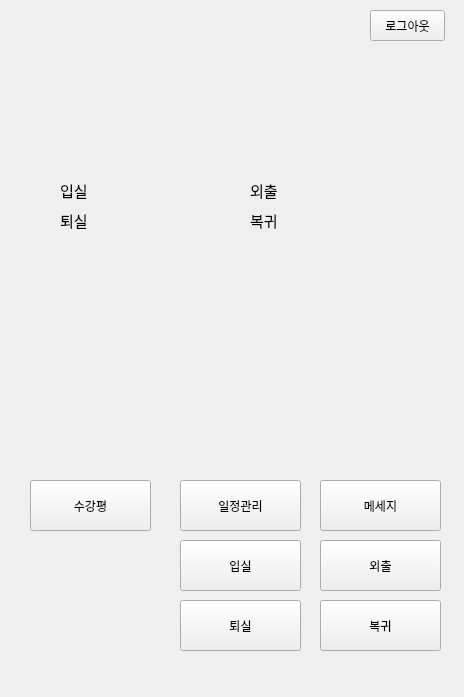
Qt form check.ui (rabolee/check) before a commit.
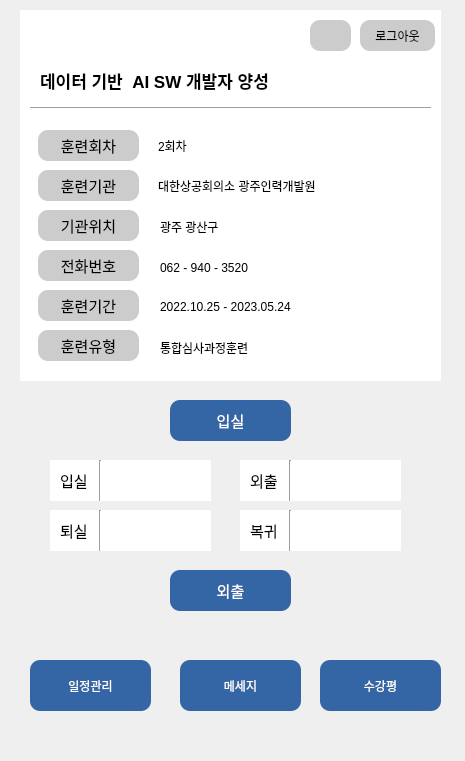
The same form after that commit. The open tabs and pages were chosen to show the change. Icons and pictures are not drawn.

Commit message: 메세지 완료

```diff
--- a/check.ui
+++ b/check.ui
@@ -6,8 +6,8 @@
    <rect>
     <x>0</x>
     <y>0</y>
-    <width>464</width>
-    <height>697</height>
+    <width>465</width>
+    <height>761</height>
    </rect>
   </property>
   <property name="windowTitle">
@@ -19,9 +19,14 @@
      <x>10</x>
      <y>10</y>
      <width>441</width>
-     <height>681</height>
+     <height>741</height>
     </rect>
    </property>
+   <property name="font">
+    <font>
+     <pointsize>9</pointsize>
+    </font>
+   </property>
    <property name="currentIndex">
     <number>5</number>
    </property>
@@ -29,65 +34,46 @@
     <widget class="QPushButton" name="logout_button">
      <property name="geometry">
       <rect>
-       <x>360</x>
-       <y>0</y>
+       <x>350</x>
+       <y>10</y>
        <width>75</width>
        <height>31</height>
       </rect>
      </property>
+     <property name="styleSheet">
+      <string notr="true">background-color:rgb(204,204,204);
+border-style: solid;
+border-radius: 10px;
+</string>
+     </property>
      <property name="text">
       <string>로그아웃</string>
      </property>
     </widget>
-    <widget class="QPushButton" name="bcon_button">
-     <property name="geometry">
-      <rect>
-       <x>170</x>
-       <y>530</y>
-       <width>121</width>
-       <height>51</height>
-      </rect>
-     </property>
-     <property name="text">
-      <string>입실</string>
-     </property>
-    </widget>
     <widget class="QPushButton" name="review_button">
      <property name="geometry">
       <rect>
-       <x>20</x>
-       <y>470</y>
+       <x>310</x>
+       <y>650</y>
        <width>121</width>
        <height>51</height>
       </rect>
      </property>
+     <property name="styleSheet">
+      <string notr="true">background-color:rgb(52,101,164);
+border-style: solid;
+border-radius: 10px;
+color:white;</string>
+     </property>
      <property name="text">
       <string>수강평</string>
      </property>
     </widget>
-    <widget class="QLabel" name="label_4">
-     <property name="geometry">
-      <rect>
-       <x>50</x>
-       <y>170</y>
-       <width>31</width>
-       <height>21</height>
-      </rect>
-     </property>
-     <property name="font">
-      <font>
-       <pointsize>11</pointsize>
-      </font>
-     </property>
-     <property name="text">
-      <string>입실</string>
-     </property>
-    </widget>
     <widget class="QLabel" name="label_8">
      <property name="geometry">
       <rect>
        <x>50</x>
-       <y>200</y>
+       <y>510</y>
        <width>31</width>
        <height>21</height>
       </rect>
@@ -101,48 +87,12 @@
       <string>퇴실</string>
      </property>
     </widget>
-    <widget class="QLabel" name="label_9">
-     <property name="geometry">
-      <rect>
-       <x>240</x>
-       <y>200</y>
-       <width>31</width>
-       <height>21</height>
-      </rect>
-     </property>
-     <property name="font">
-      <font>
-       <pointsize>11</pointsize>
-      </font>
-     </property>
-     <property name="text">
-      <string>복귀</string>
-     </property>
-    </widget>
-    <widget class="QLabel" name="label_10">
-     <property name="geometry">
-      <rect>
-       <x>240</x>
-       <y>170</y>
-       <width>31</width>
-       <height>21</height>
-      </rect>
-     </property>
-     <property name="font">
-      <font>
-       <pointsize>11</pointsize>
-      </font>
-     </property>
-     <property name="text">
-      <string>외출</string>
-     </property>
-    </widget>
     <widget class="QLabel" name="entrance_line">
      <property name="geometry">
       <rect>
-       <x>100</x>
-       <y>171</y>
-       <width>121</width>
+       <x>110</x>
+       <y>460</y>
+       <width>81</width>
        <height>21</height>
       </rect>
      </property>
@@ -150,25 +100,12 @@
       <string/>
      </property>
     </widget>
-    <widget class="QPushButton" name="bcon_button_2">
-     <property name="geometry">
-      <rect>
-       <x>170</x>
-       <y>590</y>
-       <width>121</width>
-       <height>51</height>
-      </rect>
-     </property>
-     <property name="text">
-      <string>퇴실</string>
-     </property>
-    </widget>
     <widget class="QLabel" name="leave_line">
      <property name="geometry">
       <rect>
-       <x>100</x>
-       <y>200</y>
-       <width>121</width>
+       <x>110</x>
+       <y>510</y>
+       <width>81</width>
        <height>21</height>
       </rect>
      </property>
@@ -179,25 +116,37 @@
     <widget class="QPushButton" name="schedule_check_button">
      <property name="geometry">
       <rect>
-       <x>170</x>
-       <y>470</y>
+       <x>20</x>
+       <y>650</y>
        <width>121</width>
        <height>51</height>
       </rect>
      </property>
+     <property name="styleSheet">
+      <string notr="true">background-color:rgb(52,101,164);
+border-style: solid;
+border-radius: 10px;
+color:white;</string>
+     </property>
      <property name="text">
       <string>일정관리</string>
      </property>
     </widget>
-    <widget class="QPushButton" name="message_send_button">
+    <widget class="QPushButton" name="message_st_button">
      <property name="geometry">
       <rect>
-       <x>310</x>
-       <y>470</y>
+       <x>170</x>
+       <y>650</y>
        <width>121</width>
        <height>51</height>
       </rect>
      </property>
+     <property name="styleSheet">
+      <string notr="true">background-color:rgb(52,101,164);
+border-style: solid;
+border-radius: 10px;
+color:white;</string>
+     </property>
      <property name="text">
       <string>메세지</string>
      </property>
@@ -205,48 +154,28 @@
     <widget class="QLabel" name="name_line">
      <property name="geometry">
       <rect>
-       <x>310</x>
+       <x>300</x>
        <y>10</y>
-       <width>51</width>
-       <height>16</height>
+       <width>41</width>
+       <height>31</height>
       </rect>
      </property>
-     <property name="text">
-      <string/>
+     <property name="styleSheet">
+      <string notr="true">background-color:rgb(204,204,204);
+border-style: solid;
+border-radius: 10px;
+</string>
      </property>
-    </widget>
-    <widget class="QPushButton" name="outing_button">
-     <property name="geometry">
-      <rect>
-       <x>310</x>
-       <y>530</y>
-       <width>121</width>
-       <height>51</height>
-      </rect>
-     </property>
      <property name="text">
-      <string>외출</string>
-     </property>
-    </widget>
-    <widget class="QPushButton" name="comeback_button">
-     <property name="geometry">
-      <rect>
-       <x>310</x>
-       <y>590</y>
-       <width>121</width>
-       <height>51</height>
-      </rect>
-     </property>
-     <property name="text">
-      <string>복귀</string>
+      <string> </string>
      </property>
     </widget>
     <widget class="QLabel" name="outing_line">
      <property name="geometry">
       <rect>
-       <x>290</x>
-       <y>170</y>
-       <width>121</width>
+       <x>300</x>
+       <y>460</y>
+       <width>81</width>
        <height>21</height>
       </rect>
      </property>
@@ -257,9 +186,9 @@
     <widget class="QLabel" name="comeback_line">
      <property name="geometry">
       <rect>
-       <x>290</x>
-       <y>200</y>
-       <width>121</width>
+       <x>300</x>
+       <y>510</y>
+       <width>81</width>
        <height>21</height>
       </rect>
      </property>
@@ -267,6 +196,622 @@
       <string/>
      </property>
     </widget>
+    <widget class="QTextBrowser" name="textBrowser_3">
+     <property name="geometry">
+      <rect>
+       <x>40</x>
+       <y>500</y>
+       <width>161</width>
+       <height>41</height>
+      </rect>
+     </property>
+     <property name="styleSheet">
+      <string notr="true">border-radius: 10px</string>
+     </property>
+    </widget>
+    <widget class="Line" name="line">
+     <property name="geometry">
+      <rect>
+       <x>80</x>
+       <y>500</y>
+       <width>20</width>
+       <height>41</height>
+      </rect>
+     </property>
+     <property name="orientation">
+      <enum>Qt::Vertical</enum>
+     </property>
+    </widget>
+    <widget class="QLabel" name="label_14">
+     <property name="geometry">
+      <rect>
+       <x>50</x>
+       <y>460</y>
+       <width>31</width>
+       <height>21</height>
+      </rect>
+     </property>
+     <property name="font">
+      <font>
+       <pointsize>11</pointsize>
+      </font>
+     </property>
+     <property name="text">
+      <string>입실</string>
+     </property>
+    </widget>
+    <widget class="Line" name="line_2">
+     <property name="geometry">
+      <rect>
+       <x>80</x>
+       <y>450</y>
+       <width>20</width>
+       <height>41</height>
+      </rect>
+     </property>
+     <property name="orientation">
+      <enum>Qt::Vertical</enum>
+     </property>
+    </widget>
+    <widget class="QTextBrowser" name="textBrowser_4">
+     <property name="geometry">
+      <rect>
+       <x>40</x>
+       <y>450</y>
+       <width>161</width>
+       <height>41</height>
+      </rect>
+     </property>
+     <property name="styleSheet">
+      <string notr="true">border-radius: 10px</string>
+     </property>
+    </widget>
+    <widget class="QTextBrowser" name="textBrowser_5">
+     <property name="geometry">
+      <rect>
+       <x>230</x>
+       <y>450</y>
+       <width>161</width>
+       <height>41</height>
+      </rect>
+     </property>
+     <property name="styleSheet">
+      <string notr="true">border-radius: 10px</string>
+     </property>
+    </widget>
+    <widget class="QLabel" name="label_15">
+     <property name="geometry">
+      <rect>
+       <x>240</x>
+       <y>460</y>
+       <width>31</width>
+       <height>21</height>
+      </rect>
+     </property>
+     <property name="font">
+      <font>
+       <pointsize>11</pointsize>
+      </font>
+     </property>
+     <property name="text">
+      <string>외출</string>
+     </property>
+    </widget>
+    <widget class="Line" name="line_3">
+     <property name="geometry">
+      <rect>
+       <x>270</x>
+       <y>450</y>
+       <width>20</width>
+       <height>41</height>
+      </rect>
+     </property>
+     <property name="orientation">
+      <enum>Qt::Vertical</enum>
+     </property>
+    </widget>
+    <widget class="QTextBrowser" name="textBrowser_6">
+     <property name="geometry">
+      <rect>
+       <x>230</x>
+       <y>500</y>
+       <width>161</width>
+       <height>41</height>
+      </rect>
+     </property>
+     <property name="styleSheet">
+      <string notr="true">border-radius: 10px</string>
+     </property>
+    </widget>
+    <widget class="Line" name="line_4">
+     <property name="geometry">
+      <rect>
+       <x>270</x>
+       <y>500</y>
+       <width>20</width>
+       <height>41</height>
+      </rect>
+     </property>
+     <property name="orientation">
+      <enum>Qt::Vertical</enum>
+     </property>
+    </widget>
+    <widget class="QLabel" name="label_16">
+     <property name="geometry">
+      <rect>
+       <x>240</x>
+       <y>510</y>
+       <width>31</width>
+       <height>21</height>
+      </rect>
+     </property>
+     <property name="font">
+      <font>
+       <pointsize>11</pointsize>
+      </font>
+     </property>
+     <property name="text">
+      <string>복귀</string>
+     </property>
+    </widget>
+    <widget class="QTextBrowser" name="textBrowser">
+     <property name="geometry">
+      <rect>
+       <x>10</x>
+       <y>0</y>
+       <width>421</width>
+       <height>371</height>
+      </rect>
+     </property>
+     <property name="styleSheet">
+      <string notr="true">border-radius: 10px</string>
+     </property>
+    </widget>
+    <widget class="QPushButton" name="bcon_button_3">
+     <property name="geometry">
+      <rect>
+       <x>28</x>
+       <y>120</y>
+       <width>101</width>
+       <height>31</height>
+      </rect>
+     </property>
+     <property name="font">
+      <font>
+       <pointsize>11</pointsize>
+      </font>
+     </property>
+     <property name="styleSheet">
+      <string notr="true">background-color:rgb(204,204,204);
+border-style: solid;
+border-radius: 10px;
+</string>
+     </property>
+     <property name="text">
+      <string>훈련회차</string>
+     </property>
+    </widget>
+    <widget class="QPushButton" name="bcon_button_4">
+     <property name="geometry">
+      <rect>
+       <x>28</x>
+       <y>160</y>
+       <width>101</width>
+       <height>31</height>
+      </rect>
+     </property>
+     <property name="font">
+      <font>
+       <pointsize>11</pointsize>
+      </font>
+     </property>
+     <property name="styleSheet">
+      <string notr="true">background-color:rgb(204,204,204);
+border-style: solid;
+border-radius: 10px;
+</string>
+     </property>
+     <property name="text">
+      <string>훈련기관</string>
+     </property>
+    </widget>
+    <widget class="QPushButton" name="bcon_button_5">
+     <property name="geometry">
+      <rect>
+       <x>28</x>
+       <y>200</y>
+       <width>101</width>
+       <height>31</height>
+      </rect>
+     </property>
+     <property name="font">
+      <font>
+       <pointsize>11</pointsize>
+      </font>
+     </property>
+     <property name="styleSheet">
+      <string notr="true">background-color:rgb(204,204,204);
+border-style: solid;
+border-radius: 10px;
+</string>
+     </property>
+     <property name="text">
+      <string>기관위치</string>
+     </property>
+    </widget>
+    <widget class="QPushButton" name="bcon_button_6">
+     <property name="geometry">
+      <rect>
+       <x>28</x>
+       <y>240</y>
+       <width>101</width>
+       <height>31</height>
+      </rect>
+     </property>
+     <property name="font">
+      <font>
+       <pointsize>11</pointsize>
+      </font>
+     </property>
+     <property name="styleSheet">
+      <string notr="true">background-color:rgb(204,204,204);
+border-style: solid;
+border-radius: 10px;
+</string>
+     </property>
+     <property name="text">
+      <string>전화번호</string>
+     </property>
+    </widget>
+    <widget class="QPushButton" name="bcon_button_7">
+     <property name="geometry">
+      <rect>
+       <x>28</x>
+       <y>280</y>
+       <width>101</width>
+       <height>31</height>
+      </rect>
+     </property>
+     <property name="font">
+      <font>
+       <pointsize>11</pointsize>
+      </font>
+     </property>
+     <property name="styleSheet">
+      <string notr="true">background-color:rgb(204,204,204);
+border-style: solid;
+border-radius: 10px;
+</string>
+     </property>
+     <property name="text">
+      <string>훈련기간</string>
+     </property>
+    </widget>
+    <widget class="QPushButton" name="bcon_button_8">
+     <property name="geometry">
+      <rect>
+       <x>28</x>
+       <y>320</y>
+       <width>101</width>
+       <height>31</height>
+      </rect>
+     </property>
+     <property name="font">
+      <font>
+       <pointsize>11</pointsize>
+      </font>
+     </property>
+     <property name="styleSheet">
+      <string notr="true">background-color:rgb(204,204,204);
+border-style: solid;
+border-radius: 10px;
+</string>
+     </property>
+     <property name="text">
+      <string>훈련유형</string>
+     </property>
+    </widget>
+    <widget class="QLabel" name="label_4">
+     <property name="geometry">
+      <rect>
+       <x>148</x>
+       <y>130</y>
+       <width>56</width>
+       <height>12</height>
+      </rect>
+     </property>
+     <property name="text">
+      <string>2회차</string>
+     </property>
+    </widget>
+    <widget class="QLabel" name="label_9">
+     <property name="geometry">
+      <rect>
+       <x>148</x>
+       <y>168</y>
+       <width>181</width>
+       <height>16</height>
+      </rect>
+     </property>
+     <property name="text">
+      <string>대한상공회의소 광주인력개발원</string>
+     </property>
+    </widget>
+    <widget class="QLabel" name="label_10">
+     <property name="geometry">
+      <rect>
+       <x>150</x>
+       <y>209</y>
+       <width>181</width>
+       <height>16</height>
+      </rect>
+     </property>
+     <property name="text">
+      <string>광주 광산구</string>
+     </property>
+    </widget>
+    <widget class="QLabel" name="label_17">
+     <property name="geometry">
+      <rect>
+       <x>150</x>
+       <y>250</y>
+       <width>181</width>
+       <height>16</height>
+      </rect>
+     </property>
+     <property name="text">
+      <string>062 - 940 - 3520</string>
+     </property>
+    </widget>
+    <widget class="QLabel" name="label_18">
+     <property name="geometry">
+      <rect>
+       <x>150</x>
+       <y>289</y>
+       <width>181</width>
+       <height>16</height>
+      </rect>
+     </property>
+     <property name="text">
+      <string>2022.10.25 - 2023.05.24</string>
+     </property>
+    </widget>
+    <widget class="QLabel" name="label_19">
+     <property name="geometry">
+      <rect>
+       <x>150</x>
+       <y>330</y>
+       <width>181</width>
+       <height>16</height>
+      </rect>
+     </property>
+     <property name="text">
+      <string>통합심사과정훈련</string>
+     </property>
+    </widget>
+    <widget class="QTextBrowser" name="textBrowser_7">
+     <property name="geometry">
+      <rect>
+       <x>30</x>
+       <y>20</y>
+       <width>91</width>
+       <height>71</height>
+      </rect>
+     </property>
+     <property name="styleSheet">
+      <string notr="true">background-color:rgb(204,204,204);
+border-style: solid;
+border-radius: 10px;
+color:white;</string>
+     </property>
+    </widget>
+    <widget class="Line" name="line_5">
+     <property name="geometry">
+      <rect>
+       <x>20</x>
+       <y>90</y>
+       <width>401</width>
+       <height>16</height>
+      </rect>
+     </property>
+     <property name="orientation">
+      <enum>Qt::Horizontal</enum>
+     </property>
+    </widget>
+    <widget class="QLabel" name="label_20">
+     <property name="geometry">
+      <rect>
+       <x>30</x>
+       <y>50</y>
+       <width>261</width>
+       <height>41</height>
+      </rect>
+     </property>
+     <property name="font">
+      <font>
+       <pointsize>13</pointsize>
+       <weight>75</weight>
+       <bold>true</bold>
+      </font>
+     </property>
+     <property name="text">
+      <string>데이터 기반  AI SW 개발자 양성</string>
+     </property>
+    </widget>
+    <widget class="QStackedWidget" name="stackedWidget_3">
+     <property name="geometry">
+      <rect>
+       <x>140</x>
+       <y>380</y>
+       <width>161</width>
+       <height>61</height>
+      </rect>
+     </property>
+     <property name="font">
+      <font>
+       <pointsize>12</pointsize>
+      </font>
+     </property>
+     <property name="currentIndex">
+      <number>0</number>
+     </property>
+     <widget class="QWidget" name="page_11">
+      <widget class="QPushButton" name="bcon_button">
+       <property name="geometry">
+        <rect>
+         <x>20</x>
+         <y>10</y>
+         <width>121</width>
+         <height>41</height>
+        </rect>
+       </property>
+       <property name="font">
+        <font>
+         <pointsize>11</pointsize>
+        </font>
+       </property>
+       <property name="styleSheet">
+        <string notr="true">background-color:rgb(52,101,164);
+border-style: solid;
+border-radius: 10px;
+color:white;</string>
+       </property>
+       <property name="text">
+        <string>입실</string>
+       </property>
+      </widget>
+     </widget>
+     <widget class="QWidget" name="page_12">
+      <widget class="QPushButton" name="bcon_button_2">
+       <property name="geometry">
+        <rect>
+         <x>20</x>
+         <y>10</y>
+         <width>121</width>
+         <height>41</height>
+        </rect>
+       </property>
+       <property name="font">
+        <font>
+         <pointsize>11</pointsize>
+        </font>
+       </property>
+       <property name="styleSheet">
+        <string notr="true">background-color:rgb(52,101,164);
+border-style: solid;
+border-radius: 10px;
+color:white;</string>
+       </property>
+       <property name="text">
+        <string>퇴실</string>
+       </property>
+      </widget>
+     </widget>
+    </widget>
+    <widget class="QStackedWidget" name="stackedWidget_4">
+     <property name="geometry">
+      <rect>
+       <x>140</x>
+       <y>550</y>
+       <width>151</width>
+       <height>51</height>
+      </rect>
+     </property>
+     <property name="currentIndex">
+      <number>0</number>
+     </property>
+     <widget class="QWidget" name="page_13">
+      <widget class="QPushButton" name="outing_button">
+       <property name="geometry">
+        <rect>
+         <x>20</x>
+         <y>10</y>
+         <width>121</width>
+         <height>41</height>
+        </rect>
+       </property>
+       <property name="font">
+        <font>
+         <pointsize>11</pointsize>
+        </font>
+       </property>
+       <property name="styleSheet">
+        <string notr="true">background-color:rgb(52,101,164);
+border-style: solid;
+border-radius: 10px;
+color:white;</string>
+       </property>
+       <property name="text">
+        <string>외출</string>
+       </property>
+      </widget>
+     </widget>
+     <widget class="QWidget" name="page_14">
+      <widget class="QPushButton" name="comeback_button">
+       <property name="geometry">
+        <rect>
+         <x>20</x>
+         <y>10</y>
+         <width>121</width>
+         <height>41</height>
+        </rect>
+       </property>
+       <property name="font">
+        <font>
+         <pointsize>11</pointsize>
+        </font>
+       </property>
+       <property name="styleSheet">
+        <string notr="true">background-color:rgb(52,101,164);
+border-style: solid;
+border-radius: 10px;
+color:white;</string>
+       </property>
+       <property name="text">
+        <string>복귀</string>
+       </property>
+      </widget>
+     </widget>
+    </widget>
+    <zorder>textBrowser_7</zorder>
+    <zorder>textBrowser</zorder>
+    <zorder>textBrowser_6</zorder>
+    <zorder>textBrowser_5</zorder>
+    <zorder>textBrowser_4</zorder>
+    <zorder>textBrowser_3</zorder>
+    <zorder>logout_button</zorder>
+    <zorder>review_button</zorder>
+    <zorder>label_8</zorder>
+    <zorder>entrance_line</zorder>
+    <zorder>leave_line</zorder>
+    <zorder>schedule_check_button</zorder>
+    <zorder>message_st_button</zorder>
+    <zorder>name_line</zorder>
+    <zorder>outing_line</zorder>
+    <zorder>comeback_line</zorder>
+    <zorder>line</zorder>
+    <zorder>label_14</zorder>
+    <zorder>line_2</zorder>
+    <zorder>label_15</zorder>
+    <zorder>line_3</zorder>
+    <zorder>line_4</zorder>
+    <zorder>label_16</zorder>
+    <zorder>bcon_button_3</zorder>
+    <zorder>bcon_button_4</zorder>
+    <zorder>bcon_button_5</zorder>
+    <zorder>bcon_button_6</zorder>
+    <zorder>bcon_button_7</zorder>
+    <zorder>bcon_button_8</zorder>
+    <zorder>label_4</zorder>
+    <zorder>label_9</zorder>
+    <zorder>label_10</zorder>
+    <zorder>label_17</zorder>
+    <zorder>label_18</zorder>
+    <zorder>label_19</zorder>
+    <zorder>line_5</zorder>
+    <zorder>label_20</zorder>
+    <zorder>stackedWidget_3</zorder>
+    <zorder>stackedWidget_4</zorder>
    </widget>
    <widget class="QWidget" name="page">
     <widget class="QLabel" name="label_3">
@@ -369,15 +914,28 @@
       <string/>
      </property>
     </widget>
-    <widget class="QPushButton" name="pushButton_4">
+   </widget>
+   <widget class="QWidget" name="page_3">
+    <widget class="QPushButton" name="message_send_button">
      <property name="geometry">
       <rect>
-       <x>370</x>
-       <y>50</y>
-       <width>71</width>
-       <height>31</height>
+       <x>30</x>
+       <y>330</y>
+       <width>391</width>
+       <height>41</height>
       </rect>
      </property>
+     <property name="font">
+      <font>
+       <pointsize>10</pointsize>
+      </font>
+     </property>
+     <property name="styleSheet">
+      <string notr="true">background-color:rgb(52,101,164);
+border-style: solid;
+border-radius: 10px;
+color:white;</string>
+     </property>
      <property name="text">
       <string>보내기</string>
      </property>
```
Left out of the diff: 276 changed lines with no effect on the pictures. The commit also changes 1 other file.
